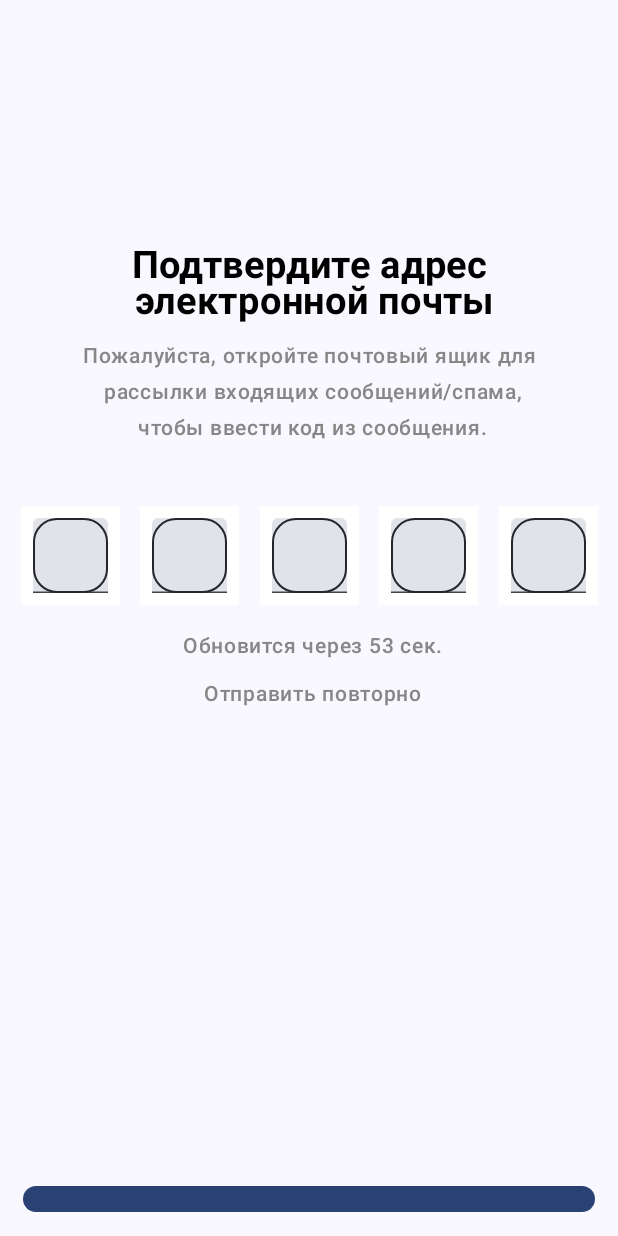
After one commit to vorahkaz0namor/MyFitness, an Android app built with Jetpack Compose: the composable VerifyScreen shown on its own in the app's theme, on a phone screen of 412 x 824 dp. The commit adds this screen. Run offline under Robolectric (Android 15) with nearby library versions, the phone set to English and light mode, and no system bars.

Commit message:
подправил Top

```diff
--- a/app/src/main/java/com/resonance/myfitness/ui/auth/AuthScreens.kt
+++ b/app/src/main/java/com/resonance/myfitness/ui/auth/AuthScreens.kt
@@ -143,9 +143,14 @@ fun LoginScreen(login: (LoginRequest) -> Unit) {
 
                 Row(
                     modifier = Modifier
-                        .padding(start = 15.dp, end = 15.dp)
-                        .fillMaxWidth(),
+                        .padding(start = 15.dp, end = 15.dp),
                     verticalAlignment = Alignment.CenterVertically
+                ) {
+                    Row(
+                        modifier = Modifier
+                            .padding(end = 15.dp)
+                            .weight(1f, fill = true),
+                        verticalAlignment = Alignment.Top
                     ) {
                         Checkbox(
                             checked = false,
@@ -153,15 +158,16 @@ fun LoginScreen(login: (LoginRequest) -> Unit) {
 
                             },
                             modifier = Modifier.size(16.dp)
+
                         )
-
+                        Spacer(modifier = Modifier.height(20.dp))
                         Spacer(modifier = Modifier.width(15.dp))
                         val wordsPrivacyPolicy = PrivacyPolicy.split(" ")
                         val wordsPrivacyPolicySecond = PrivacyPolicySecond.split(" ")
 
                         Column(
                             modifier = Modifier,
-                        verticalArrangement = Arrangement.spacedBy(8.dp),
+                            verticalArrangement = Arrangement.spacedBy(4.dp),
                             horizontalAlignment = Alignment.Start
                         ) {
                             Row(
@@ -210,6 +216,7 @@ fun LoginScreen(login: (LoginRequest) -> Unit) {
                     }
                 }
             }
+        }
 
 
         Spacer(modifier = Modifier.height(450.dp))
--- /dev/null
+++ b/app/src/main/java/com/resonance/myfitness/ui/auth/VerifyScreen.kt
@@ -0,0 +1,214 @@
+package com.resonance.myfitness.ui.auth
+
+import androidx.compose.foundation.BorderStroke
+import androidx.compose.foundation.Image
+import androidx.compose.foundation.background
+import androidx.compose.foundation.border
+import androidx.compose.foundation.layout.Arrangement
+import androidx.compose.foundation.layout.Box
+import androidx.compose.foundation.layout.Column
+import androidx.compose.foundation.layout.Row
+import androidx.compose.foundation.layout.Spacer
+import androidx.compose.foundation.layout.fillMaxSize
+import androidx.compose.foundation.layout.fillMaxWidth
+import androidx.compose.foundation.layout.height
+import androidx.compose.foundation.layout.offset
+import androidx.compose.foundation.layout.padding
+import androidx.compose.foundation.layout.size
+import androidx.compose.foundation.layout.width
+import androidx.compose.foundation.shape.RoundedCornerShape
+import androidx.compose.material3.Button
+import androidx.compose.material3.Checkbox
+import androidx.compose.material3.ExperimentalMaterial3Api
+import androidx.compose.material3.OutlinedTextField
+import androidx.compose.material3.Text
+import androidx.compose.material3.TextField
+import androidx.compose.material3.TextFieldDefaults
+import androidx.compose.runtime.Composable
+import androidx.compose.runtime.getValue
+import androidx.compose.runtime.mutableStateOf
+import androidx.compose.runtime.remember
+import androidx.compose.runtime.setValue
+import androidx.compose.ui.Alignment
+import androidx.compose.ui.Modifier
+import androidx.compose.ui.draw.clip
+import androidx.compose.ui.graphics.Color
+import androidx.compose.ui.res.painterResource
+import androidx.compose.ui.text.TextStyle
+import androidx.compose.ui.text.font.FontWeight
+import androidx.compose.ui.text.input.TextFieldValue
+import androidx.compose.ui.text.style.TextAlign
+import androidx.compose.ui.text.style.TextDecoration
+import androidx.compose.ui.tooling.preview.Preview
+import androidx.compose.ui.unit.dp
+import androidx.compose.ui.unit.sp
+import com.resonance.data.model.LoginRequest
+import com.resonance.myfitness.R
+import com.resonance.resources.ConfirmTheEmailAddress
+import com.resonance.resources.CreateAnAccount
+import com.resonance.resources.Email
+import com.resonance.resources.ItWillBeUpdated
+import com.resonance.resources.LogInAnonymously
+import com.resonance.resources.LoginScreenAdditionalCaption
+import com.resonance.resources.LoginScreenMainCaption
+import com.resonance.resources.Next
+import com.resonance.resources.PleaseOpenTheMailbox
+import com.resonance.resources.PrivacyPolicy
+import com.resonance.resources.PrivacyPolicySecond
+import com.resonance.resources.Resend
+import com.resonance.resources.TextBorderStroke
+import com.resonance.resources.TextColorGray
+import com.resonance.resources.TextOutlinedTextField
+import com.resonance.resources.TextPrivacyPolicy
+
+@Preview(showBackground = true)
+@Composable
+fun VerifyScreenPreview() {
+    VerifyScreen(login = {})
+
+}
+
+
+@Composable
+fun VerifyScreen(login: (LoginRequest) -> Unit) {
+    var emailText by remember { mutableStateOf(TextFieldValue()) }
+    Column(
+        modifier = Modifier.fillMaxSize()
+    ) {
+        Box(
+            modifier = Modifier
+                .fillMaxWidth()
+                .padding(top = 12.dp)
+                .offset(y = 150.dp),
+            contentAlignment = Alignment.Center
+        ) {
+            Column(
+                horizontalAlignment = Alignment.CenterHorizontally
+            ) {
+                Text(
+                    text = ConfirmTheEmailAddress,
+                    fontSize = 25.sp,
+                    color = Color.Black,
+                    fontWeight = FontWeight.Bold,
+                    textAlign = TextAlign.Center,
+                )
+                Spacer(modifier = Modifier.height(10.dp))
+                Text(
+                    text = PleaseOpenTheMailbox,
+                    fontSize = 14.sp,
+                    fontWeight = FontWeight.Medium,
+                    color = TextColorGray,
+                    textAlign = TextAlign.Center,
+                )
+                Spacer(modifier = Modifier.height(40.dp))
+                Box(
+                    contentAlignment = Alignment.Center
+                ) {
+                    // сюда рисуем квадраты
+                    SquareWithNumberInput()
+                }
+
+                Spacer(modifier = Modifier.height(15.dp))
+
+
+
+                Spacer(modifier = Modifier.width(15.dp))
+
+                Column(
+                    modifier = Modifier.fillMaxWidth(),
+                    verticalArrangement = Arrangement.spacedBy(8.dp),
+                    horizontalAlignment = Alignment.CenterHorizontally // Выравниваем по центру по горизонтали
+                ) {
+                    Row(
+                        modifier = Modifier,
+                        horizontalArrangement = Arrangement.spacedBy(8.dp),
+                        verticalAlignment = Alignment.CenterVertically
+                    ) {
+                        Text(
+                            text = ItWillBeUpdated,
+                            fontSize = 14.sp,
+                            fontWeight = FontWeight.Medium,
+                            color = TextColorGray,
+                            textAlign = TextAlign.Center,
+                        )
+                    }
+
+
+
+                Row(
+                        modifier = Modifier,
+                        horizontalArrangement = Arrangement.spacedBy(8.dp),
+                        verticalAlignment = Alignment.CenterVertically
+                    ) {
+                        Text(
+                            text = Resend,
+                            fontSize = 14.sp,
+                            fontWeight = FontWeight.Medium,
+                            color = TextColorGray,
+                            textAlign = TextAlign.Center,
+                        )
+                    }
+
+                }
+
+            }
+        }
+
+
+        Spacer(modifier = Modifier.height(450.dp))
+        Box(
+            modifier = Modifier
+                .fillMaxWidth()
+                .padding(vertical = 16.dp)
+        ) {
+            Column(
+                verticalArrangement = Arrangement.spacedBy(10.dp),
+                horizontalAlignment = Alignment.CenterHorizontally,
+                modifier = Modifier.align(Alignment.TopCenter)
+            ) {
+                Button(
+                    onClick = { /* Действие при нажатии на кнопку */ },
+                    modifier = Modifier
+                        .fillMaxWidth()
+                        .height(56.dp)
+                        .padding(horizontal = 15.dp),
+                    shape = RoundedCornerShape(size = 12.dp)
+                ) {
+                    Text(text = CreateAnAccount, style = TextStyle(fontSize = 16.sp))
+                }
+            }
+        }
+    }
+}
+
+
+@OptIn(ExperimentalMaterial3Api::class)
+@Composable
+fun SquareWithNumberInput() {
+    var numbers by remember { mutableStateOf(List(5) { "" }) }
+
+    Row(
+        modifier = Modifier.fillMaxWidth(),
+        verticalAlignment = Alignment.CenterVertically,
+        horizontalArrangement = Arrangement.SpaceEvenly
+    ) {
+        for (i in 0 until 5) {
+            TextField(
+                value = numbers[i],
+                onValueChange = { newValue ->
+                    numbers = numbers.toMutableList().also { it[i] = newValue }
+                },
+                modifier = Modifier
+                    .background(Color.White)
+                    .padding(8.dp)
+                    .size(50.dp)
+                    .border(
+                        BorderStroke(1.dp, TextPrivacyPolicy),
+                        shape = RoundedCornerShape(16.dp)
+                    ),
+                textStyle = TextStyle(color = Color.Black),
+                placeholder = { Text("") }
+            )
+        }
+    }
+}
--- a/resources/src/main/java/com/resonance/resources/Strings.kt
+++ b/resources/src/main/java/com/resonance/resources/Strings.kt
@@ -17,9 +17,14 @@ const val WelcomeScreenAdditionalCaption = "Создайте учетную за
 const val CreateAccountButtonCaption = "Создать аккаунт"
 const val LaterButtonCaption = "Позже"
 const val LoginScreenMainCaption = "Электронная почта"
+const val ConfirmTheEmailAddress = "Подтвердите адрес\n электронной почты"
 const val LoginScreenAdditionalCaption = "Нам нужен адрес электронной почты.\nМы определенно не будем отправлять\nспам-сообщения."
 const val PrivacyPolicy = "Продолжая, принимаете нашу Политику "
 const val PrivacyPolicySecond = "конфиденциальности и условия использования"
 const val Email = "Email"
 const val Next = "Далее"
 const val LogInAnonymously = "Войти анонимно"
+const val CreateAnAccount = "Создать аккаунт"
+const val ItWillBeUpdated = " Обновится через 53 сек."
+const val Resend = " Отправить повторно"
+const val PleaseOpenTheMailbox = "Пожалуйста, откройте почтовый ящик для\n рассылки входящих сообщений/спама,\n чтобы ввести код из сообщения."
```
Lines whose indentation alone changed are shown as unchanged.
